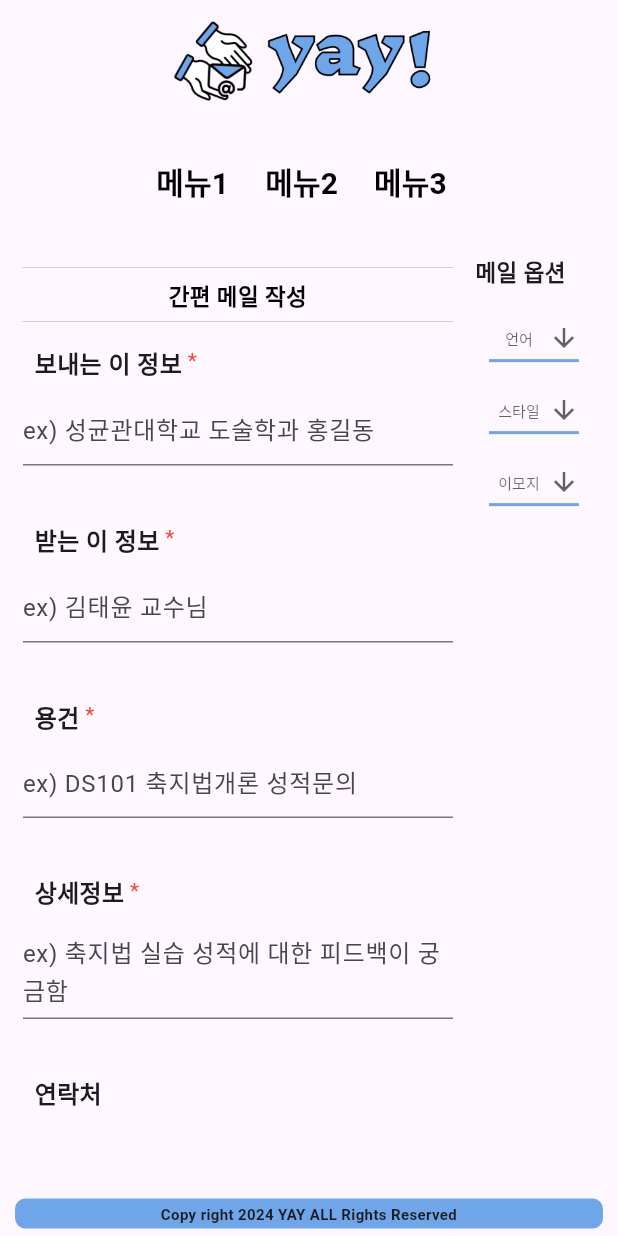
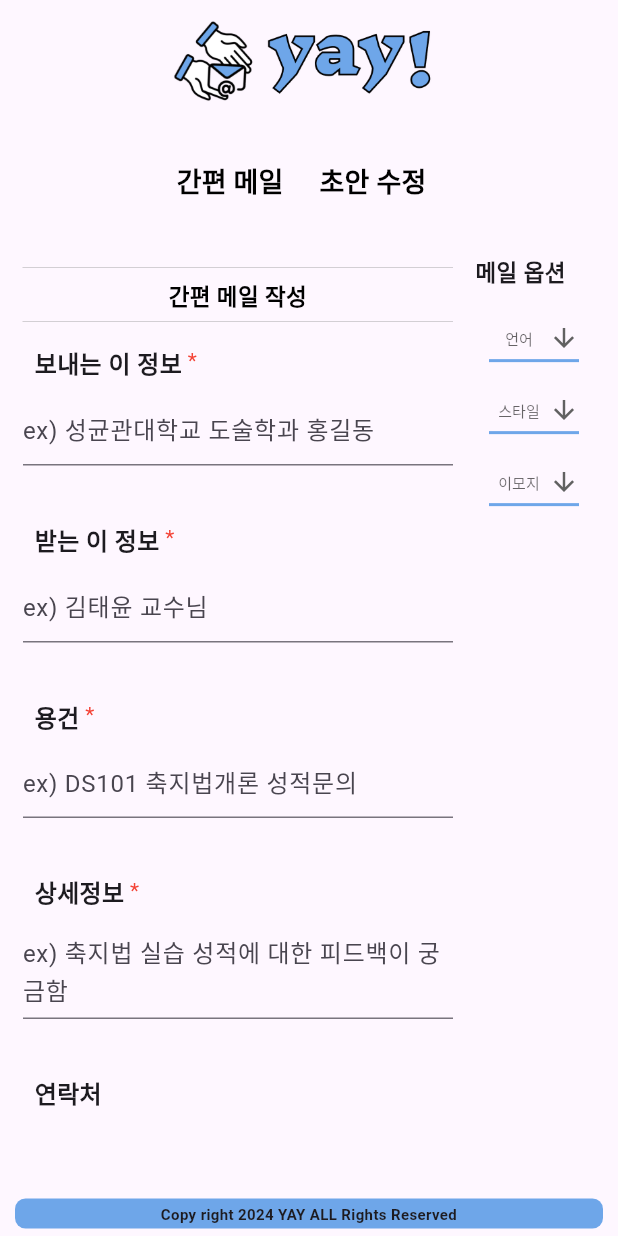
Before and after one commit to eggsmen/yay, a Flutter app: the HomePage screen opened directly, on a phone screen of 412 x 824 dp. Run offline on Flutter 3.47's test engine with Material 3 defaults, Android fonts, the phone set to English and light mode, and no system bars; our stand-ins replace get, sse.

```diff
--- a/lib/src/components/navigation_menu.dart
+++ b/lib/src/components/navigation_menu.dart
@@ -83,9 +83,9 @@ Widget _mobileLayout(){
             child: Row(
                 mainAxisAlignment: MainAxisAlignment.center,
                 children: [
-                  menu2("메뉴1", 20, () { }),
-                  menu2("메뉴2", 20, () { }),
-                  menu2("메뉴3", 20, () { }),
+                  menu2("간편 메일", 18, () { }),
+                 // menu2("메일 발송", 20, () { }),
+                  menu2("초안 수정", 18, () { }),
                 ]
             ),
           ),
@@ -108,9 +108,9 @@ Widget _mobileLayout(){
               padding: const EdgeInsets.only(right:10),
               child: Row(
                   children: [
-                    menu2("메뉴1", 20, () { }),
-                    menu2("메뉴2", 20, () { }),
-                    menu2("메뉴3", 20, () { }),
+                    menu2("간편 메일", 18, () { }),
+                    //menu2("메일 발송", 16, () { }),
+                    menu2("초안 수정", 18, () { }),
                   ]
               ),
             ),
```
Also changed, not shown: lib/main.dart (+29 -7 lines), lib/src/data/UserService.dart (+16 -0 lines).
